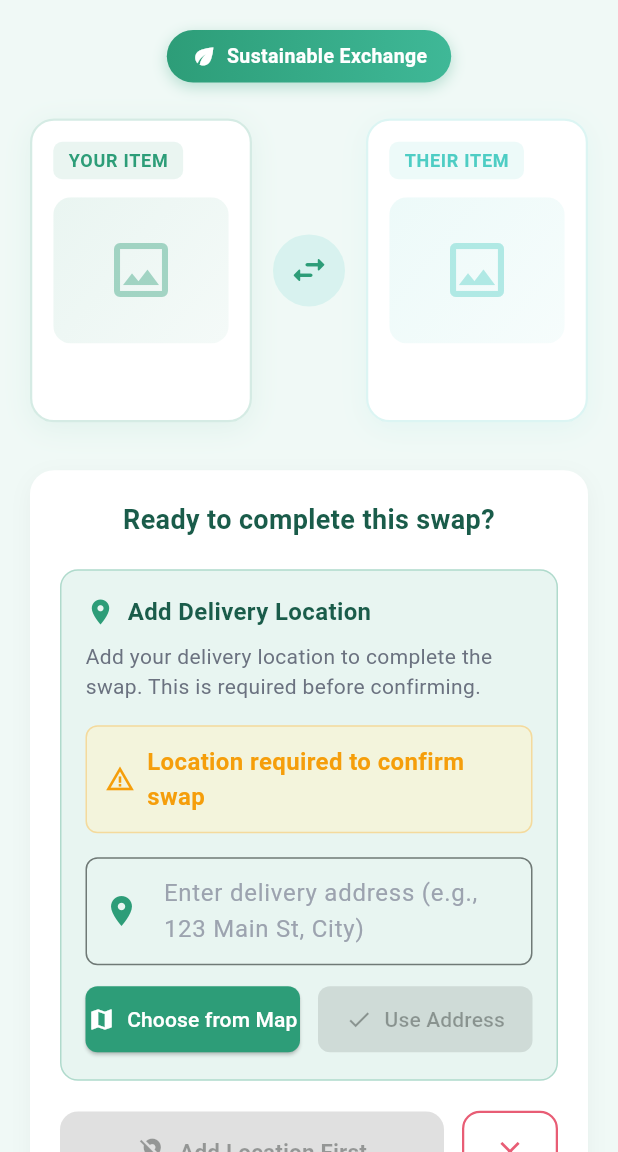
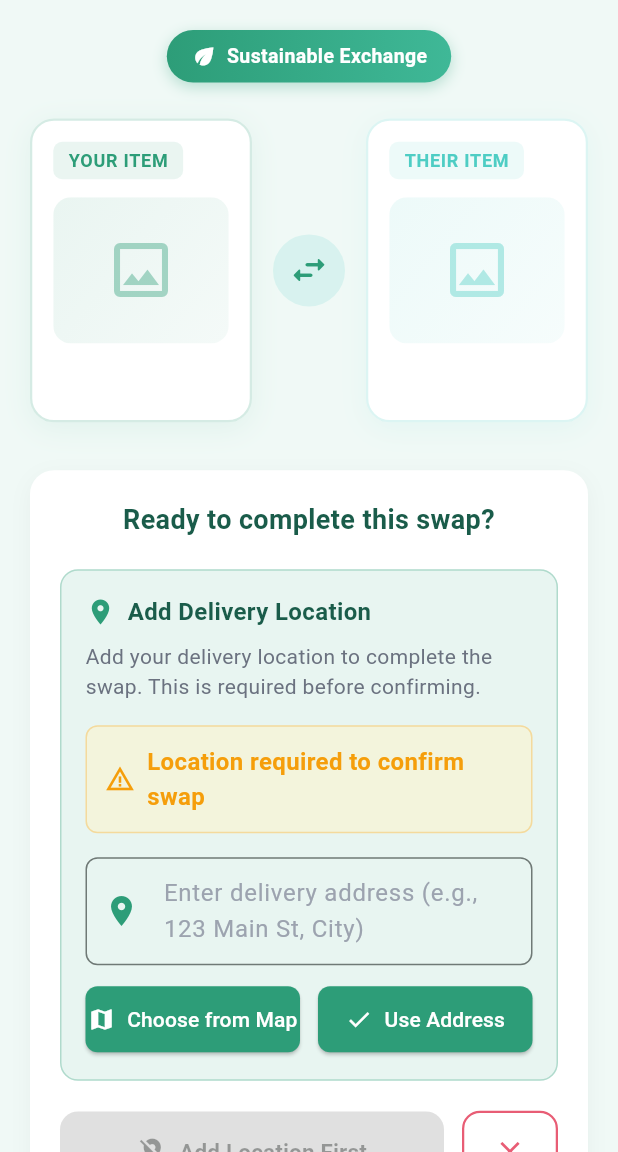
Before and after one commit to matheeshaW/swapwear, a Flutter app: the ConfirmSwapScreen screen opened directly with empty values, on a phone screen of 412 x 824 dp, the part 84-1236 px from its top. Run offline on Flutter 3.47's test engine with Material 3 defaults, Android fonts, the phone set to English and light mode, and no system bars; our stand-ins replace cached_network_image, cloud_firestore, cloud_functions, firebase_auth, firebase_core, firebase_messaging and 9 more; accounts and stored records are empty; network calls fail.

Commit message:
Update confirm_swap_screen.dart

```diff
--- a/lib/screens/confirm_swap_screen.dart
+++ b/lib/screens/confirm_swap_screen.dart
@@ -468,9 +468,7 @@ class _ConfirmSwapScreenState extends State<ConfirmSwapScreen> {
               ),
               maxLines: 2,
               onChanged: (value) {
-                if (value.trim().isNotEmpty) {
-                  _setManualLocation();
-                }
+                // Don't do anything on character change to avoid page refresh
               },
             ),
             const SizedBox(height: 12),
@@ -496,16 +494,15 @@ class _ConfirmSwapScreenState extends State<ConfirmSwapScreen> {
                 const SizedBox(width: 12),
                 Expanded(
                   child: ElevatedButton.icon(
-                    onPressed: _locationController.text.trim().isNotEmpty
-                        ? () => _setManualLocation()
-                        : null,
+                    onPressed: () {
+                      if (_locationController.text.trim().isNotEmpty) {
+                        _setManualLocation();
+                      }
+                    },
                     icon: const Icon(Icons.check, size: 18),
                     label: const Text('Use Address'),
                     style: ElevatedButton.styleFrom(
-                      backgroundColor:
-                          _locationController.text.trim().isNotEmpty
-                          ? const Color(0xFF2D9D78)
-                          : const Color(0xFF9CA3AF),
+                      backgroundColor: const Color(0xFF2D9D78),
                       foregroundColor: Colors.white,
                       padding: const EdgeInsets.symmetric(vertical: 12),
                       shape: RoundedRectangleBorder(
```
